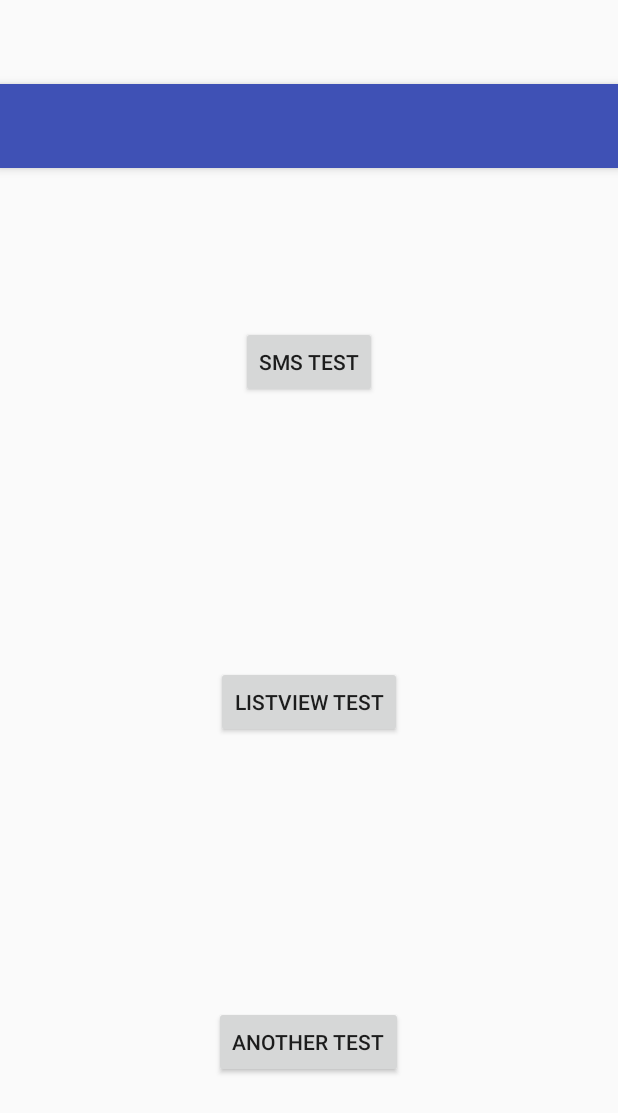
After one commit to thexwts/cs246-quotes-app, an Android app: the layout activity_main.xml on its own in the app's theme, with its tools: preview values and no code run, on a phone screen of 412 x 824 dp. The commit adds this screen. Shown: the top 1113 px of the screen. Run offline under Robolectric (Android 15) with nearby library versions, the phone set to English and light mode, and no system bars.

Commit message:
More fixes...

```diff
--- a/app/src/main/AndroidManifest.xml
+++ b/app/src/main/AndroidManifest.xml
@@ -24,7 +24,7 @@
                 android:parentActivityName=".MainActivity">
             <meta-data
                     android:name="android.support.PARENT_ACTIVITY"
-                    android:value="edu.teamawesome.cs246.quotes.MainActivity"/>
+                    android:value="edu.groupawesome.quotetracker.MainActivity"/>
         </activity>
         <activity
                 android:name=".QuoteDisplayActivity"
@@ -32,7 +32,7 @@
                 android:parentActivityName=".ListViewTestActivity">
             <meta-data
                     android:name="android.support.PARENT_ACTIVITY"
-                    android:value="edu.teamawesome.cs246.quotes.ListViewTestActivity"/>
+                    android:value="edu.groupawesome.quotetracker.ListViewTestActivity"/>
         </activity>
     </application>
 
--- a/app/src/main/java/edu/teamawesome/cs246/quotes/ListViewTestActivity.java
+++ b/app/src/main/java/edu/groupawesome/quotetracker/ListViewTestActivity.java
@@ -1,4 +1,4 @@
-package edu.teamawesome.cs246.quotes;
+package edu.groupawesome.quotetracker;
 
 import android.content.Intent;
 import android.os.Bundle;
--- a/app/src/main/java/edu/teamawesome/cs246/quotes/Quote.java
+++ b/app/src/main/java/edu/groupawesome/quotetracker/Quote.java
@@ -1,4 +1,4 @@
-package edu.teamawesome.cs246.quotes;
+package edu.groupawesome.quotetracker;
 
 import java.text.SimpleDateFormat;
 import java.util.ArrayList;
--- a/app/src/main/java/edu/teamawesome/cs246/quotes/QuoteDisplayActivity.java
+++ b/app/src/main/java/edu/groupawesome/quotetracker/QuoteDisplayActivity.java
@@ -1,4 +1,4 @@
-package edu.teamawesome.cs246.quotes;
+package edu.groupawesome.quotetracker;
 
 import android.content.Intent;
 import android.graphics.Color;
--- a/app/src/main/res/layout/activity_list_view_test.xml
+++ b/app/src/main/res/layout/activity_list_view_test.xml
@@ -3,7 +3,7 @@
         xmlns:tools="http://schemas.android.com/tools"
         android:layout_width="match_parent"
         android:layout_height="match_parent"
-        tools:context="edu.teamawesome.cs246.quotes.ListViewTestActivity">
+        tools:context="edu.groupawesome.quotetracker.ListViewTestActivity">
 
     <ListView
             android:id="@+id/list_view_test"
--- /dev/null
+++ b/app/src/main/res/layout/activity_main.xml
@@ -0,0 +1,27 @@
+<?xml version="1.0" encoding="utf-8"?>
+<android.support.design.widget.CoordinatorLayout
+        xmlns:android="http://schemas.android.com/apk/res/android"
+        xmlns:app="http://schemas.android.com/apk/res-auto"
+        xmlns:tools="http://schemas.android.com/tools"
+        android:layout_width="match_parent"
+        android:layout_height="match_parent"
+        android:fitsSystemWindows="true"
+        tools:context="edu.groupawesome.quotetracker.MainActivity">
+
+    <android.support.design.widget.AppBarLayout
+            android:layout_height="wrap_content"
+            android:layout_width="match_parent"
+            android:theme="@style/AppTheme.AppBarOverlay">
+
+        <android.support.v7.widget.Toolbar
+                android:id="@+id/toolbar"
+                android:layout_width="match_parent"
+                android:layout_height="?attr/actionBarSize"
+                android:background="?attr/colorPrimary"
+                app:popupTheme="@style/AppTheme.PopupOverlay"/>
+
+    </android.support.design.widget.AppBarLayout>
+
+    <include layout="@layout/content_main"/>
+
+</android.support.design.widget.CoordinatorLayout>
--- a/app/src/main/res/layout/content_main.xml
+++ b/app/src/main/res/layout/content_main.xml
@@ -1,5 +1,6 @@
 <?xml version="1.0" encoding="utf-8"?>
-<RelativeLayout
+<LinearLayout
+        android:orientation="vertical"
         xmlns:android="http://schemas.android.com/apk/res/android"
         xmlns:tools="http://schemas.android.com/tools"
         xmlns:app="http://schemas.android.com/apk/res-auto"
@@ -13,9 +14,47 @@
         tools:showIn="@layout/activity_main"
         tools:context="edu.groupawesome.quotetracker.MainActivity">
 
-    <TextView
-        android:layout_width="wrap_content"
-        android:layout_height="wrap_content"
-        android:text="Hello World!" />
+    <RelativeLayout
+        android:layout_width="match_parent"
+        android:layout_height="0dp"
+        android:layout_weight="1">
 
-</RelativeLayout>
+        <Button
+            android:layout_width="wrap_content"
+            android:layout_height="wrap_content"
+            android:text="@string/sms_test_button"
+            android:onClick="smsTestClick"
+            android:id="@+id/sms_test_button"
+            android:layout_centerVertical="true"
+            android:layout_centerHorizontal="true"/>
+    </RelativeLayout>
+    <RelativeLayout
+        android:layout_width="match_parent"
+        android:layout_height="0dp"
+        android:layout_weight="1">
+
+        <Button
+            android:layout_width="wrap_content"
+            android:layout_height="wrap_content"
+            android:text="@string/list_view_test_button"
+            android:onClick="listViewTestClick"
+            android:id="@+id/list_view_test_button"
+            android:layout_centerVertical="true"
+            android:layout_centerHorizontal="true"/>
+    </RelativeLayout>
+    <RelativeLayout
+        android:layout_width="match_parent"
+        android:layout_height="0dp"
+        android:layout_weight="1">
+
+        <Button
+            android:layout_width="wrap_content"
+            android:layout_height="wrap_content"
+            android:text="@string/another_test_button"
+            android:onClick="anotherTestClick"
+            android:id="@+id/another_test_button"
+            android:layout_centerVertical="true"
+            android:layout_centerHorizontal="true"/>
+    </RelativeLayout>
+
+</LinearLayout>
--- /dev/null
+++ b/app/src/main/res/values/dimens.xml
@@ -0,0 +1,7 @@
+<resources>
+    <!-- Default screen margins, per the Android Design guidelines. -->
+    <dimen name="activity_horizontal_margin">16dp</dimen>
+    <dimen name="activity_vertical_margin">16dp</dimen>
+    <dimen name="fab_margin">16dp</dimen>
+    <dimen name="text_margin">16dp</dimen>
+</resources>
```
Also changed, not shown: app/src/main/java/edu/groupawesome/quotetracker/MainActivity.java (+56 -0 lines), app/src/main/res/layout/activity_quote_display.xml (+4 -3 lines), 3 other files.
